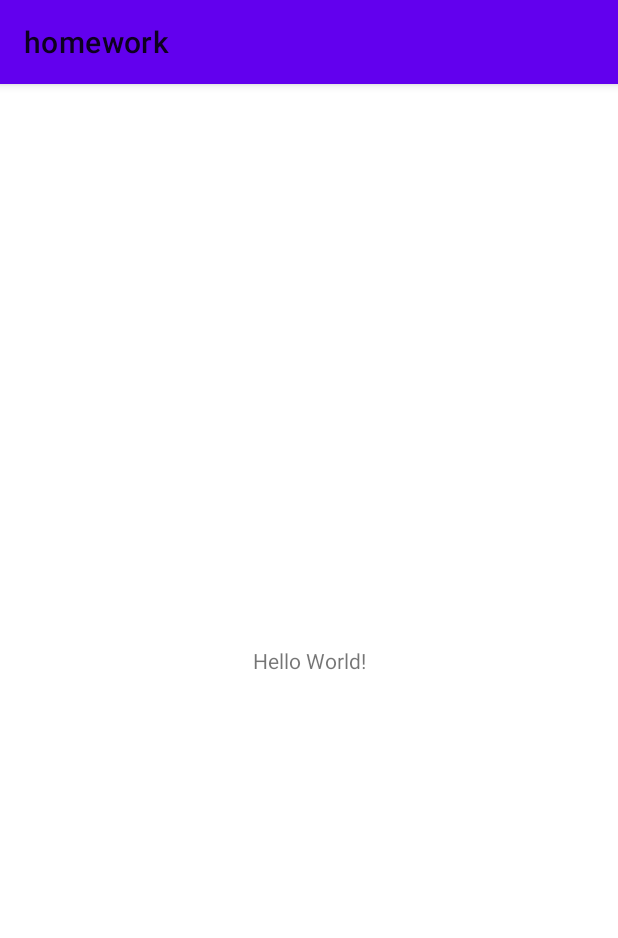
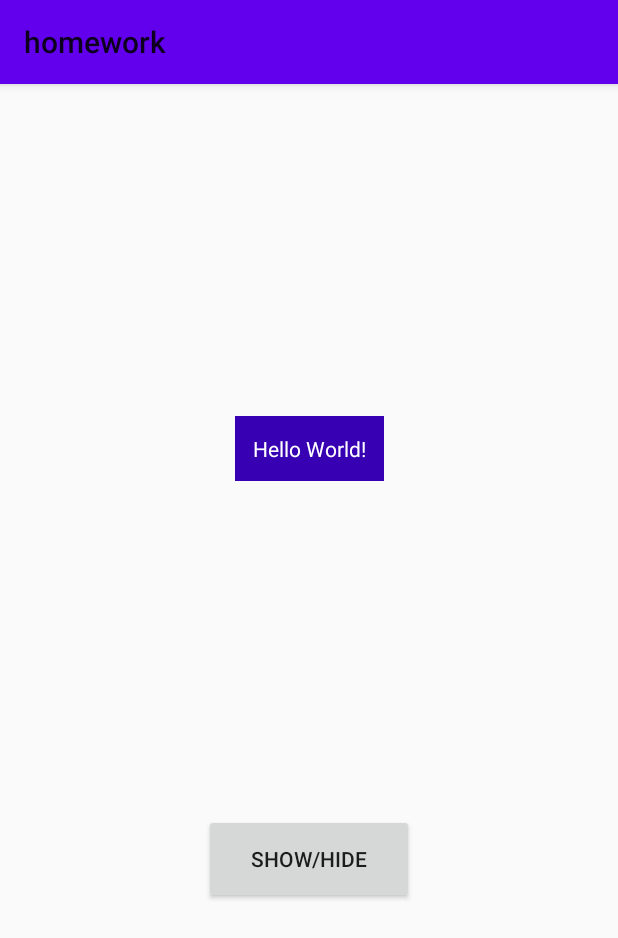
Before and after one commit to VadimGuryanov/android-home-work-3-course, an Android app: the screen it shows after launch (MainActivity), on a phone screen of 412 x 824 dp. Shown: the top 938 px of the screen. Run offline under Robolectric (Android 15) with nearby library versions, the phone set to English and light mode, and no system bars.

```diff
--- a/app/build.gradle
+++ b/app/build.gradle
@@ -21,6 +21,10 @@ android {
             proguardFiles getDefaultProguardFile('proguard-android-optimize.txt'), 'proguard-rules.pro'
         }
     }
+
+    kotlinOptions {
+        jvmTarget = "1.8"
+    }
 }
 
 dependencies {
--- a/app/src/main/java/kpfu/itis/homework/MainActivity.kt
+++ b/app/src/main/java/kpfu/itis/homework/MainActivity.kt
@@ -1,11 +1,79 @@
 package kpfu.itis.homework
 
+import android.animation.AnimatorSet
+import android.animation.ObjectAnimator
+import android.animation.ValueAnimator
 import androidx.appcompat.app.AppCompatActivity
 import android.os.Bundle
+import android.view.View
+import android.view.animation.DecelerateInterpolator
+import androidx.core.animation.doOnEnd
+import androidx.core.animation.doOnStart
+import kotlinx.android.synthetic.main.activity_main.*
 
 class MainActivity : AppCompatActivity() {
+
+    private lateinit var set1: AnimatorSet
+    private lateinit var set2: AnimatorSet
+    private var animatedValue = 0f
+
     override fun onCreate(savedInstanceState: Bundle?) {
         super.onCreate(savedInstanceState)
         setContentView(R.layout.activity_main)
+        initAnimations()
+        initListener()
+    }
+
+    private fun initListener() {
+        btn_show_or_hide.setOnClickListener {
+            when {
+                set1.isRunning -> runAnimation1()
+                set2.isRunning -> runAnimation2()
+                else -> if (tv_hw.visibility == View.VISIBLE) set1.start() else set2.start()
+            }
+        }
+    }
+
+    private fun runAnimation1() {
+        animatedValue = (set1.childAnimations.last() as ValueAnimator).let {
+            it.animatedValue as Float
+        }
+        set1.removeAllListeners()
+        set1.end()
+        set2.play(getTextViewRotation(animatedValue, 0f, true))
+        set2.start()
+    }
+
+    private fun runAnimation2() {
+        animatedValue = (set2.childAnimations.last() as ValueAnimator).let {
+            it.animatedValue as Float
+        }
+        set2.removeAllListeners()
+        set2.end()
+        set1.play(getTextViewRotation(animatedValue, 360f, false))
+        set1.start()
+    }
+
+    private fun initAnimations() {
+        set1 = AnimatorSet().apply {
+            play(getTextViewRotation(0f, 360f, false))
+            duration = 1000
+            interpolator = DecelerateInterpolator()
+        }
+        set2 = AnimatorSet().apply {
+            play(getTextViewRotation(360f, 0f, true))
+            duration = 1000
+            interpolator = DecelerateInterpolator()
+        }
+    }
+
+    private fun getTextViewRotation(start: Float, end: Float, isVisible: Boolean): ObjectAnimator {
+        return ObjectAnimator.ofFloat(tv_hw, View.ROTATION, start, end).apply {
+            if (isVisible) {
+                doOnStart { tv_hw.visibility = View.VISIBLE }
+            } else {
+                doOnEnd { tv_hw.visibility = View.GONE }
+            }
+        }
     }
 }
--- a/app/src/main/res/layout/activity_main.xml
+++ b/app/src/main/res/layout/activity_main.xml
@@ -7,12 +7,26 @@
     tools:context=".MainActivity">
 
     <TextView
+        android:id="@+id/tv_hw"
         android:layout_width="wrap_content"
         android:layout_height="wrap_content"
         android:text="Hello World!"
-        app:layout_constraintBottom_toBottomOf="parent"
-        app:layout_constraintLeft_toLeftOf="parent"
-        app:layout_constraintRight_toRightOf="parent"
+        android:textColor="#fff"
+        android:background="@color/colorPrimaryDark"
+        android:padding="12dp"
+        app:layout_constraintBottom_toTopOf="@id/btn_show_or_hide"
+        app:layout_constraintEnd_toEndOf="parent"
+        app:layout_constraintStart_toStartOf="parent"
         app:layout_constraintTop_toTopOf="parent" />
 
+    <Button
+        android:id="@+id/btn_show_or_hide"
+        android:layout_width="140dp"
+        android:layout_height="60dp"
+        android:text="show/hide"
+        app:layout_constraintBottom_toBottomOf="parent"
+        app:layout_constraintEnd_toEndOf="parent"
+        app:layout_constraintStart_toStartOf="parent"
+        app:layout_constraintTop_toBottomOf="@id/tv_hw" />
+
 </androidx.constraintlayout.widget.ConstraintLayout>
--- a/app/src/main/res/values/styles.xml
+++ b/app/src/main/res/values/styles.xml
@@ -1,5 +1,5 @@
 <resources>
-    <style name="AppTheme" parent="Theme.MaterialComponents.DayNight">
+    <style name="AppTheme" parent="Theme.AppCompat.Light">
         <item name="colorPrimary">@color/colorPrimary</item>
         <item name="colorPrimaryDark">@color/colorPrimaryDark</item>
         <item name="colorAccent">@color/colorAccent</item>
```
